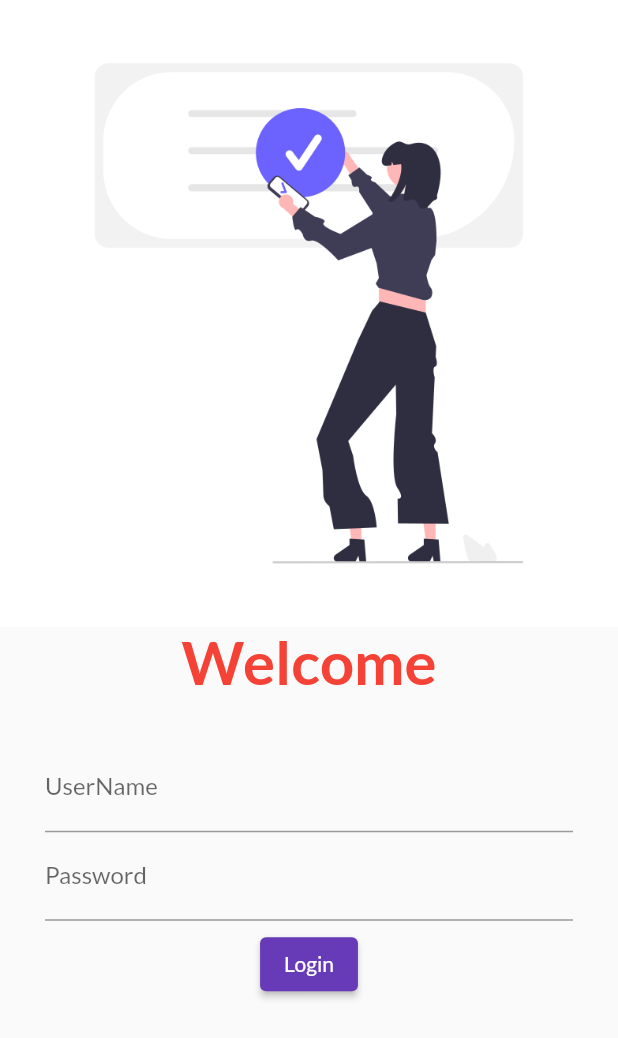
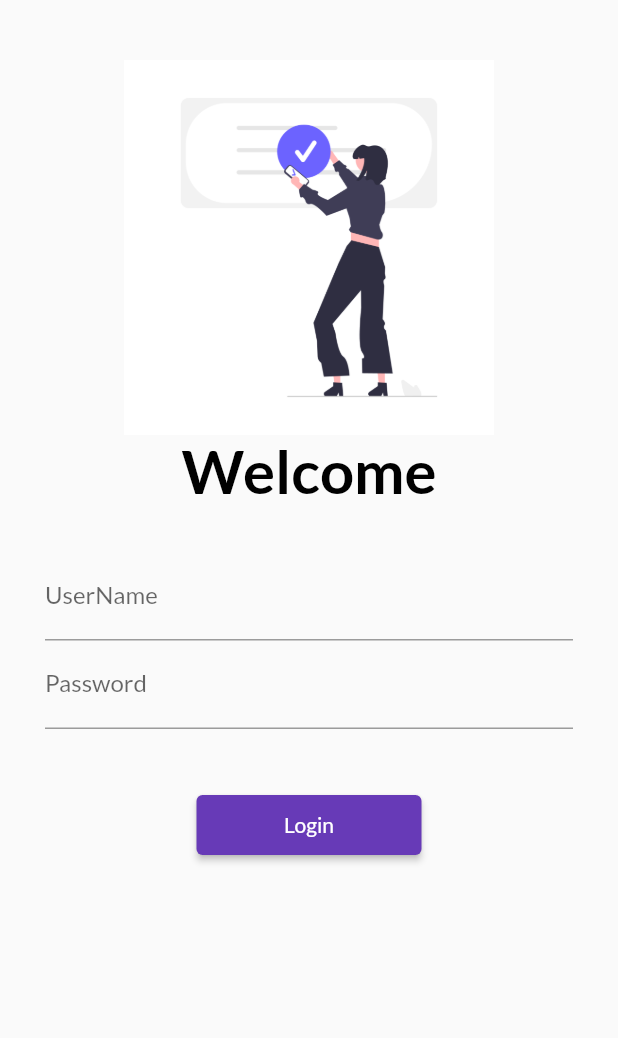
Before and after one commit to devendersingh-webmingo/catelog, a Flutter app: the screen it shows after launch, on a phone screen of 412 x 824 dp. Shown: the top 1038 px of the screen. Run offline on Flutter 3.47's test engine with Material 2 defaults, Android fonts, the phone set to English and light mode, and no system bars; our stand-ins replace google_fonts.

Commit message:
19-april

```diff
--- a/lib/Pages/loginpage.dart
+++ b/lib/Pages/loginpage.dart
@@ -1,6 +1,7 @@
 import 'dart:ui';
 
 import 'package:flutter/material.dart';
+import 'package:flutter_catalog/utills/routes.dart';
 
 class LoginPage extends StatelessWidget {
   const LoginPage({Key? key}) : super(key: key);
@@ -8,16 +9,27 @@ class LoginPage extends StatelessWidget {
   @override
   Widget build(BuildContext context) {
     return Material(
+      child: SingleChildScrollView(
+
+
         child: Column(
+
           children: [
+
+            SizedBox(
+              height: 40,
+            ),
+
             Image.asset(
               "assets/images/login.png",
               fit: BoxFit.cover,
+              height: 250,
+
             ),
             Text(
               "Welcome",
               style: TextStyle(
-                fontSize: 20, color: Colors.red, fontWeight: FontWeight.bold),
+                  fontSize: 20, color: Colors.black, fontWeight: FontWeight.bold),
               textScaleFactor: 2.0,
             ),
             //for white space
@@ -39,21 +51,28 @@ class LoginPage extends StatelessWidget {
                     obscureText: true,
                   ),
                   SizedBox(
-                  height: 5.0,
+                    height: 40.0,
                     // child: Te,
                   ),
                   ElevatedButton(
                     child: Text("Login"),
-                  style: TextButton.styleFrom(),
+                    style: TextButton.styleFrom(
+                      minimumSize: Size(150, 40)
+                    ),
                     onPressed: () {
-                    Navigator.pushNamed(context, )
+                      //Navigator.pushNamed(context, )
                       print("hi testing");
+
+                      Navigator.pushNamed(context, MyRoutes.homeRoute);
+
+
                     },
                   )
                 ],
               ),
             )
           ],
+        ),
       ),
 
       /* Center(
--- a/lib/main.dart
+++ b/lib/main.dart
@@ -1,6 +1,7 @@
 import 'package:flutter/material.dart';
 import 'package:flutter_catalog/Pages/home_page.dart';
 import 'package:flutter_catalog/Pages/loginpage.dart';
+import 'package:flutter_catalog/utills/routes.dart';
 import 'package:google_fonts/google_fonts.dart';
 
 void main() {
@@ -23,16 +24,17 @@ class myapp extends StatelessWidget {
     return MaterialApp(
       themeMode: ThemeMode.light,
       theme: ThemeData(
-          primarySwatch: Colors.deepPurple,
-          fontFamily: GoogleFonts.lato().fontFamily,
+        primarySwatch: Colors.deepPurple,
+        fontFamily: GoogleFonts.lato().fontFamily,
 
-         // primaryTextTheme: GoogleFonts.latoTextTheme()
+        // primaryTextTheme: GoogleFonts.latoTextTheme()
       ),
+      debugShowCheckedModeBanner: false,
       initialRoute: "/",
       routes: {
         "/": (context) => new LoginPage(),
-        "/Home": (context) => HomePage(),
-        "/login": (context) => LoginPage()
+        MyRoutes.homeRoute: (context) => HomePage(),
+        MyRoutes.loginRoute: (context) => LoginPage()
       },
     );
   }
--- /dev/null
+++ b/lib/utills/routes.dart
@@ -0,0 +1,6 @@
+
+class MyRoutes{
+  static String loginRoute="/login";
+  static String homeRoute="/home";
+
+}
```
Lines whose indentation alone changed are shown as unchanged.
